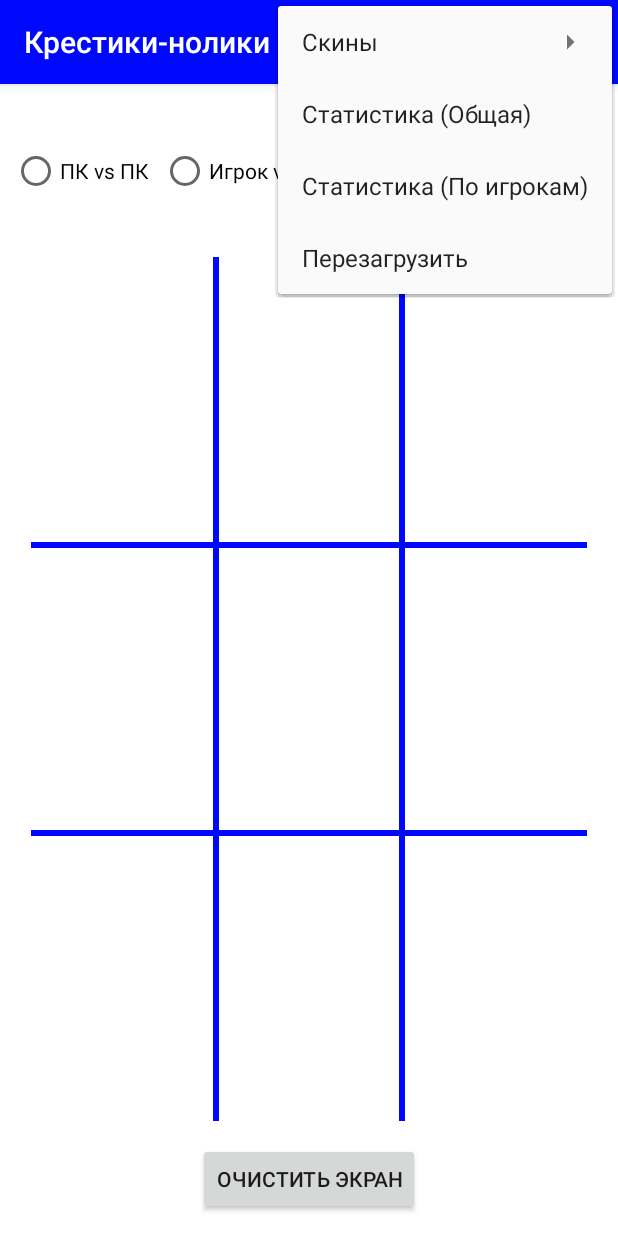
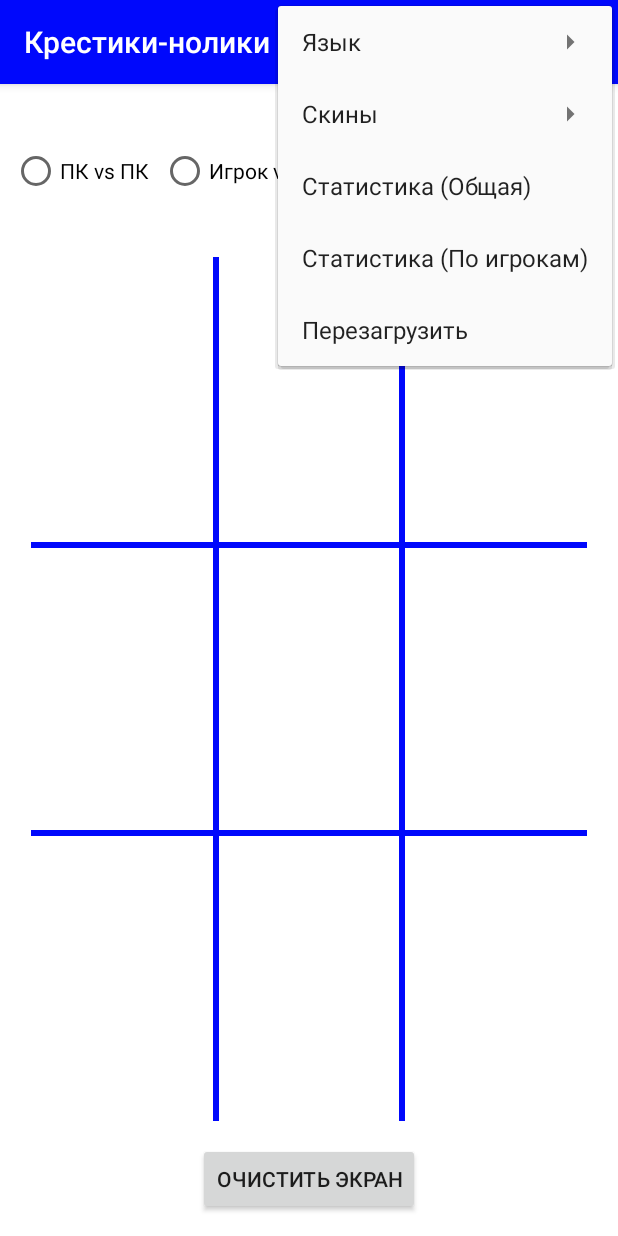
Before and after one commit to Kot-Kot/NoughtsAndCrosses, an Android app: the screen it shows after launch (MainActivity), with the options menu open, on a phone screen of 412 x 824 dp. Run offline under Robolectric (Android 15) with nearby library versions, the phone set to English and light mode, and no system bars; libraries missing offline, so code that uses them is left out: io.realm; 4 statements that could not run were skipped.

Commit message:
Packages and locale.

```diff
--- /dev/null
+++ b/app/src/main/java/com/example/kot/noughtsandcrosses/ChangeLocale/ChangeLocale.java
@@ -0,0 +1,59 @@
+package com.example.kot.noughtsandcrosses.ChangeLocale;
+
+import android.annotation.TargetApi;
+import android.app.Activity;
+import android.content.Context;
+import android.content.res.Configuration;
+import android.content.res.Resources;
+import android.os.Build;
+import android.support.annotation.NonNull;
+import android.support.v7.app.AppCompatActivity;
+import android.widget.CheckBox;
+
+import com.example.kot.noughtsandcrosses.R;
+
+import java.util.Locale;
+
+
+/**
+ * Created by Kot Kot on 24.07.2017.
+ */
+
+public class ChangeLocale extends AppCompatActivity {
+    private String currentLanguage;
+
+    public String getCurrentLanguage() {
+        return currentLanguage;
+    }
+
+    public void setCurrentLanguage(String cl) {
+        currentLanguage = cl;
+    }
+
+
+    public void updateLocale(Context c) {
+
+        Locale myLocale = new Locale(currentLanguage);
+        Locale.setDefault(myLocale);
+        Configuration myConfiguration = new Configuration();
+        myConfiguration.locale = myLocale;
+        c.getResources().updateConfiguration(myConfiguration, null);
+// выводим английский текст на русской локали устройства
+        //setTitle(R.string.app_name);
+
+    }
+    //public ChangeLocale(String cl){
+    //currentLanguage = cl;
+
+    //}
+
+    //@NonNull
+    //@TargetApi(Build.VERSION_CODES.JELLY_BEAN_MR1)
+    //public static String getStringByLocale(Activity context, int id, String locale) {
+    //Configuration configuration = new Configuration(context.getResources().getConfiguration());
+    //configuration.setLocale(new Locale(locale));
+    //return context.createConfigurationContext(configuration).getResources().getString(id);
+    //}
+
+
+}
--- a/app/src/main/java/com/example/kot/noughtsandcrosses/DB_SP/SaveGeneralStatisticsWithSP.java
+++ b/app/src/main/java/com/example/kot/noughtsandcrosses/DB_SP/SaveGeneralStatisticsWithSP.java
@@ -13,11 +13,14 @@ public interface SaveGeneralStatisticsWithSP {
     String NOUGHTS_WIN = "noughts_win";
     String TIE = "tie";
     String SKIN_CODE = "skin";
+    String LANGUAGE_CODE = "language";
 
     Integer getWinsForCrosses();
     Integer getWinsForNoughts();
     Integer getTies();
     Integer getSkin();
+
+    String getLanguage();
 
     void saveWinForCrosses(Activity a);
 
@@ -28,6 +31,10 @@ public interface SaveGeneralStatisticsWithSP {
     void saveSkin(Integer i);
     void loadSkin();
 
+    void saveLanguage(String lang);
+
+    void loadLanguage();
+
     void loadStat();
 
     void clearStat();
--- a/app/src/main/java/com/example/kot/noughtsandcrosses/DB_SP/SaveGeneralStatisticsWithSPImpl.java
+++ b/app/src/main/java/com/example/kot/noughtsandcrosses/DB_SP/SaveGeneralStatisticsWithSPImpl.java
@@ -19,6 +19,7 @@ public class SaveGeneralStatisticsWithSPImpl implements SaveGeneralStatisticsWit
     private Integer winsForNoughts;
     private Integer ties;
     private Integer skin;
+    private String language;
 
     @Override
     public Integer getWinsForCrosses() {
@@ -39,6 +40,12 @@ public class SaveGeneralStatisticsWithSPImpl implements SaveGeneralStatisticsWit
     public Integer getSkin() {
         return skin;
     }
+
+    public String getLanguage() {
+        return language;
+    }
+
+
 
     public SaveGeneralStatisticsWithSPImpl(Context c, Activity a) {
         myContext = c;
@@ -112,4 +119,22 @@ public class SaveGeneralStatisticsWithSPImpl implements SaveGeneralStatisticsWit
         mySharedPreferences = myContext.getSharedPreferences(FILE_NAME, Context.MODE_PRIVATE);
         skin = mySharedPreferences.getInt(SKIN_CODE, 1);
     }
+
+
+    @Override
+    public void saveLanguage(String lang) {
+        mySharedPreferences = myContext.getSharedPreferences(FILE_NAME, Context.MODE_PRIVATE);
+        //skin = mySharedPreferences.getInt(SKIN_CODE, 0);
+        SharedPreferences.Editor myEditor = mySharedPreferences.edit();
+        myEditor.putString(LANGUAGE_CODE, lang);
+        myEditor.apply();
+    }
+
+    @Override
+    public void loadLanguage() {
+        mySharedPreferences = myContext.getSharedPreferences(FILE_NAME, Context.MODE_PRIVATE);
+        language = mySharedPreferences.getString(LANGUAGE_CODE, "ru");
+    }
+
+
 }
--- a/app/src/main/java/com/example/kot/noughtsandcrosses/FragmentPlayingFields.java
+++ b/app/src/main/java/com/example/kot/noughtsandcrosses/FragmentPlayingFields.java
@@ -66,11 +66,11 @@ public class FragmentPlayingFields extends Fragment implements View.OnClickListe
     }
 
 
-     /*SaveGeneralStatisticsWithSP myObjForSaveStatistics = new SaveGeneralStatisticsWithSPImpl(getContext(),getActivity());
+     /*SaveGeneralStatisticsWithSP myObjForSaveGeneralStatistics = new SaveGeneralStatisticsWithSPImpl(getContext(),getActivity());
 
-        myObjForSaveStatistics.loadSkin();
+        myObjForSaveGeneralStatistics.loadSkin();
         Context contextThemeWrapper = new ContextThemeWrapper(getActivity(), R.style.AppTheme1);
-        switch (myObjForSaveStatistics.getSkin()){
+        switch (myObjForSaveGeneralStatistics.getSkin()){
             case 1:
                 contextThemeWrapper = new ContextThemeWrapper(getActivity(), R.style.AppTheme1);
                 break;
--- a/app/src/main/java/com/example/kot/noughtsandcrosses/MainActivity.java
+++ b/app/src/main/java/com/example/kot/noughtsandcrosses/MainActivity.java
@@ -15,6 +15,7 @@ import android.widget.RadioButton;
 import android.widget.RadioGroup;
 import android.widget.Toast;
 
+import com.example.kot.noughtsandcrosses.ChangeLocale.ChangeLocale;
 import com.example.kot.noughtsandcrosses.DB_SP.SaveGeneralStatisticsWithSPImpl;
 import com.example.kot.noughtsandcrosses.DB_SP.SaveGeneralStatisticsWithSP;
 import com.example.kot.noughtsandcrosses.Dialogs.CustomDialog;
@@ -53,14 +54,16 @@ public class MainActivity extends AppCompatActivity implements
     RadioButton myRB3;
 
 
-    SaveGeneralStatisticsWithSP myObjForSaveStatistics = new SaveGeneralStatisticsWithSPImpl(this, this);
+    SaveGeneralStatisticsWithSP myObjForSaveGeneralStatistics = new SaveGeneralStatisticsWithSPImpl(this, this);
 
     PCLogic myObjForLogic = new PCLogicImpl(this);
-    ThreeVariants myObjForDV = new ThreeVariantsImpl(this, this);
+    ThreeVariants myObjForThreeVariants = new ThreeVariantsImpl(this, this);
 
     Drawing myObjForNoughtPicture;
     Drawing myObjForCrossPicture;
     Drawing myObjForClearPicture;
+
+    ChangeLocale myObjForChangeLocale = new ChangeLocale();
 
     Bitmap myBitmapCross;
     Bitmap myBitmapNought;
@@ -86,9 +89,12 @@ public class MainActivity extends AppCompatActivity implements
     @Override
     protected void onCreate(Bundle savedInstanceState) {
         super.onCreate(savedInstanceState);
+        myObjForSaveGeneralStatistics.loadLanguage();
+        myObjForChangeLocale.setCurrentLanguage(myObjForSaveGeneralStatistics.getLanguage());
+        myObjForChangeLocale.updateLocale(this);
 
-        myObjForSaveStatistics.loadSkin();
-        switch (myObjForSaveStatistics.getSkin()){
+        myObjForSaveGeneralStatistics.loadSkin();
+        switch (myObjForSaveGeneralStatistics.getSkin()) {
             case 1:
                 myObjForNoughtPicture = new Skin1Impl(this);
                 myObjForCrossPicture = new Skin1Impl(this);
@@ -176,7 +182,7 @@ public class MainActivity extends AppCompatActivity implements
         myClearScreen.setOnClickListener(v -> {
             //myClearScreen();
 
-            myObjForDV.myClearScreen(myObjForLogic, myBitmapForClean,
+            myObjForThreeVariants.myClearScreen(myObjForLogic, myBitmapForClean,
                     myIVTopLeft,myIVTopCenter,myIVTopRight,
                     myIVCenterLeft,myIVCenter,myIVCenterRight,
                     myIVBottomLeft,myIVBottomCenter,myIVBottomRight);
@@ -185,16 +191,16 @@ public class MainActivity extends AppCompatActivity implements
 
 
                 //while (myGameStage <= 9){
-                while (myObjForDV.getMyGameStage() <= 9){
-                    Log.d(LOG_TAG, "myPositionsForPlayer1 = " + Arrays.toString(myObjForDV.getMyPositionsForPlayer1()));
-                    Log.d(LOG_TAG, "myPositionsForPlayer2 = " + Arrays.toString(myObjForDV.getMyPositionsForPlayer2()));
+                while (myObjForThreeVariants.getMyGameStage() <= 9) {
+                    Log.d(LOG_TAG, "myPositionsForPlayer1 = " + Arrays.toString(myObjForThreeVariants.getMyPositionsForPlayer1()));
+                    Log.d(LOG_TAG, "myPositionsForPlayer2 = " + Arrays.toString(myObjForThreeVariants.getMyPositionsForPlayer2()));
                     //if (myGameStage%2 == 1){
-                    if (myObjForDV.getMyGameStage()%2 == 1){
-                        ImageView myIV = (ImageView) findViewById(myObjForLogic.myPCsClickedButton(myObjForDV.getMyPositionsForPlayer1(), myObjForDV.getMyPositionsForPlayer2()));
+                    if (myObjForThreeVariants.getMyGameStage() % 2 == 1) {
+                        ImageView myIV = (ImageView) findViewById(myObjForLogic.myPCsClickedButton(myObjForThreeVariants.getMyPositionsForPlayer1(), myObjForThreeVariants.getMyPositionsForPlayer2()));
 
                         myIV.performClick();
                     }else{
-                        ImageView myIV = (ImageView) findViewById(myObjForLogic.myPCsClickedButton(myObjForDV.getMyPositionsForPlayer2(), myObjForDV.getMyPositionsForPlayer1()));
+                        ImageView myIV = (ImageView) findViewById(myObjForLogic.myPCsClickedButton(myObjForThreeVariants.getMyPositionsForPlayer2(), myObjForThreeVariants.getMyPositionsForPlayer1()));
 
                         myIV.performClick();
                     }
@@ -220,7 +226,7 @@ public class MainActivity extends AppCompatActivity implements
 
         myRG.setOnCheckedChangeListener((group, checkedId) -> {
             //myClearScreen();
-            myObjForDV.myClearScreen(myObjForLogic, myBitmapForClean,
+            myObjForThreeVariants.myClearScreen(myObjForLogic, myBitmapForClean,
                     myIVTopLeft,myIVTopCenter,myIVTopRight,
                     myIVCenterLeft,myIVCenter,myIVCenterRight,
                     myIVBottomLeft,myIVBottomCenter,myIVBottomRight);
@@ -228,21 +234,21 @@ public class MainActivity extends AppCompatActivity implements
                 case R.id.rb1:
 
 
-                    while (myObjForDV.getMyGameStage() <= 9){
+                    while (myObjForThreeVariants.getMyGameStage() <= 9) {
 
-                        Log.d(LOG_TAG, "myPositionsForPlayer1 = " + Arrays.toString(myObjForDV.getMyPositionsForPlayer1()));
-                        Log.d(LOG_TAG, "myPositionsForPlayer2 = " + Arrays.toString(myObjForDV.getMyPositionsForPlayer2()));
+                        Log.d(LOG_TAG, "myPositionsForPlayer1 = " + Arrays.toString(myObjForThreeVariants.getMyPositionsForPlayer1()));
+                        Log.d(LOG_TAG, "myPositionsForPlayer2 = " + Arrays.toString(myObjForThreeVariants.getMyPositionsForPlayer2()));
 
 
-                        if (myObjForDV.getMyGameStage()%2 == 1){
+                        if (myObjForThreeVariants.getMyGameStage() % 2 == 1) {
 
-                            ImageView myIV = (ImageView) findViewById(myObjForLogic.myPCsClickedButton(myObjForDV.getMyPositionsForPlayer1(), myObjForDV.getMyPositionsForPlayer2()));
+                            ImageView myIV = (ImageView) findViewById(myObjForLogic.myPCsClickedButton(myObjForThreeVariants.getMyPositionsForPlayer1(), myObjForThreeVariants.getMyPositionsForPlayer2()));
 
                             myIV.performClick();
 
                         }else{
 
-                            ImageView myIV = (ImageView) findViewById(myObjForLogic.myPCsClickedButton(myObjForDV.getMyPositionsForPlayer2(), myObjForDV.getMyPositionsForPlayer1()));
+                            ImageView myIV = (ImageView) findViewById(myObjForLogic.myPCsClickedButton(myObjForThreeVariants.getMyPositionsForPlayer2(), myObjForThreeVariants.getMyPositionsForPlayer1()));
 
                             myIV.performClick();
 
@@ -277,8 +283,9 @@ public class MainActivity extends AppCompatActivity implements
 
     @Override
     public boolean onPrepareOptionsMenu(Menu menu) {
-        myObjForSaveStatistics.loadSkin();
-        switch (myObjForSaveStatistics.getSkin()){
+
+        myObjForSaveGeneralStatistics.loadSkin();
+        switch (myObjForSaveGeneralStatistics.getSkin()) {
             case 1:
                 menu.findItem(R.id.menu_skin1).setChecked(true);
                 //menu.getItem(R.id.menu_skin1).setChecked(true);
@@ -290,6 +297,19 @@ public class MainActivity extends AppCompatActivity implements
             case 3:
                 menu.findItem(R.id.menu_skin3).setChecked(true);
                 //menu.getItem(R.id.menu_skin3).setChecked(true);
+                break;
+        }
+
+        myObjForSaveGeneralStatistics.loadLanguage();
+        myObjForChangeLocale.setCurrentLanguage(myObjForSaveGeneralStatistics.getLanguage());
+        myObjForChangeLocale.updateLocale(this);
+
+        switch (myObjForChangeLocale.getCurrentLanguage()) {
+            case "ru":
+                menu.findItem(R.id.menu_lang_ru).setChecked(true);
+                break;
+            case "en":
+                menu.findItem(R.id.menu_lang_eng).setChecked(true);
                 break;
         }
 
@@ -332,20 +352,39 @@ public class MainActivity extends AppCompatActivity implements
             case R.id.menu_skin1:
                 item.setChecked(!item.isChecked());
                 //item.setEnabled(!item.isEnabled());
-                myObjForSaveStatistics.saveSkin(1);
+                myObjForSaveGeneralStatistics.saveSkin(1);
                 Toast.makeText(this, msgReload, Toast.LENGTH_SHORT).show();
                 return true;
 
             case R.id.menu_skin2:
                 item.setChecked(!item.isChecked());
                 //item.setEnabled(!item.isEnabled());
-                myObjForSaveStatistics.saveSkin(2);
+                myObjForSaveGeneralStatistics.saveSkin(2);
                 Toast.makeText(this, msgReload, Toast.LENGTH_SHORT).show();
                 return true;
             case R.id.menu_skin3:
                 item.setChecked(!item.isChecked());
                 //item.setEnabled(!item.isEnabled());
-                myObjForSaveStatistics.saveSkin(3);
+                myObjForSaveGeneralStatistics.saveSkin(3);
+                Toast.makeText(this, msgReload, Toast.LENGTH_SHORT).show();
+                return true;
+
+            case R.id.menu_lang_ru:
+                item.setChecked(!item.isChecked());
+                //item.setEnabled(!item.isEnabled());
+
+                myObjForSaveGeneralStatistics.saveLanguage("ru");
+                myObjForChangeLocale.setCurrentLanguage("ru");
+                myObjForChangeLocale.updateLocale(this);
+                Toast.makeText(this, msgReload, Toast.LENGTH_SHORT).show();
+                return true;
+
+            case R.id.menu_lang_eng:
+                item.setChecked(!item.isChecked());
+                //item.setEnabled(!item.isEnabled());
+                myObjForSaveGeneralStatistics.saveLanguage("en");
+                myObjForChangeLocale.setCurrentLanguage("en");
+                myObjForChangeLocale.updateLocale(this);
                 Toast.makeText(this, msgReload, Toast.LENGTH_SHORT).show();
                 return true;
 
@@ -376,7 +415,7 @@ public class MainActivity extends AppCompatActivity implements
         String IdAsString = v.getResources().getResourceEntryName(v.getId());
         Log.d(LOG_TAG,"---                       ---");
         //Log.d(LOG_TAG,"myGameStage = " + myGameStage);
-        Log.d(LOG_TAG,"myGameStage = " + myObjForDV.getMyGameStage());
+        Log.d(LOG_TAG, "myGameStage = " + myObjForThreeVariants.getMyGameStage());
         Log.d(LOG_TAG,"IdAsString = " + IdAsString.substring(2));
         //if(myNowClickedButton == ""){
            // myNowClickedButton = IdAsString.substring(2);
@@ -390,7 +429,7 @@ public class MainActivity extends AppCompatActivity implements
             Log.d(LOG_TAG, "---myPlayerVsPlayer---");
             //myPlayerVsPlayer(myIV)
 
-            myObjForDV.myPlayerVsPlayer(myIV,
+            myObjForThreeVariants.myPlayerVsPlayer(myIV,
                     myObjForLogic, myBitmapCross, myBitmapNought,
                     myIVTopLeft,myIVTopCenter,myIVTopRight,
                     myIVCenterLeft,myIVCenter,myIVCenterRight,
@@ -401,7 +440,7 @@ public class MainActivity extends AppCompatActivity implements
         if(myRB2.isChecked()){
             Log.d(LOG_TAG, "---myPlayerVsPc---");
             //myPlayerVsPc(myIV);
-            myObjForDV.myPlayerVsPc(myIV,
+            myObjForThreeVariants.myPlayerVsPc(myIV,
                     myObjForLogic, myBitmapCross, myBitmapNought,
                     myIVTopLeft,myIVTopCenter,myIVTopRight,
                     myIVCenterLeft,myIVCenter,myIVCenterRight,
@@ -415,7 +454,7 @@ public class MainActivity extends AppCompatActivity implements
             Log.d(LOG_TAG, "---myPcVsPc---");
             //new Handler(Looper.getMainLooper()).postDelayed(() -> {myPcVsPc(myIV);}, 500);
             //myPcVsPc(myIV);
-            myObjForDV.myPcVsPc(myIV, myObjForLogic, myBitmapCross, myBitmapNought);
+            myObjForThreeVariants.myPcVsPc(myIV, myObjForLogic, myBitmapCross, myBitmapNought);
             return;
         }
     }
--- a/app/src/main/res/menu/menu.xml
+++ b/app/src/main/res/menu/menu.xml
@@ -3,9 +3,37 @@
     xmlns:app="http://schemas.android.com/apk/res-auto">
 
     <item
+        android:id="@+id/menu_locale"
+        android:title="@string/menu_item_locale"
+        android:orderInCategory="1"
+        app:showAsAction="never"
+        android:enabled="true">
+
+        <menu>
+            <group android:checkableBehavior="single">
+
+                <item
+                    android:id="@+id/menu_lang_ru"
+                    android:title="@string/menu_item_ru"
+                    android:orderInCategory="1"
+                    app:showAsAction="never" />
+
+                <item
+                    android:id="@+id/menu_lang_eng"
+                    android:title="@string/menu_item_eng"
+                    android:orderInCategory="2"
+                    app:showAsAction="never" />
+
+
+            </group>
+        </menu>
+    </item>
+
+
+    <item
         android:id="@+id/menu_skin"
         android:title="@string/menu_item_skin"
-        android:orderInCategory="1"
+        android:orderInCategory="2"
         app:showAsAction="never"
         android:enabled="true"
         >
@@ -41,7 +69,7 @@
     <item
         android:id="@+id/menu_stat"
         android:title="@string/menu_item_stat"
-        android:orderInCategory="2"
+        android:orderInCategory="3"
         app:showAsAction="never"
         >
 
@@ -50,7 +78,7 @@
     <item
         android:id="@+id/menu_stat_by_users"
         android:title="@string/menu_item_stat_by_users"
-        android:orderInCategory="3"
+        android:orderInCategory="4"
         app:showAsAction="never"
         >
 
@@ -61,7 +89,7 @@
     <item
         android:id="@+id/menu_reload"
         android:title="@string/menu_item_reload"
-        android:orderInCategory="4"
+        android:orderInCategory="5"
         app:showAsAction="never"
         >
 
--- a/app/src/main/res/values/strings.xml
+++ b/app/src/main/res/values/strings.xml
@@ -4,6 +4,9 @@
     <string name="rb2">Игрок vs ПК</string>
     <string name="rb3">Игрок vs Игрок</string>
     <string name="btnClear">Очистить экран</string>
+    <string name="menu_item_locale">Язык</string>
+    <string name="menu_item_eng">Английский</string>
+    <string name="menu_item_ru">Русский</string>
     <string name="menu_item_stat">Статистика (Общая)</string>
     <string name="menu_item_skin">Скины</string>
     <string name="menu_item_color1">Синий</string>
```
Also changed, not shown: 1 other file.
